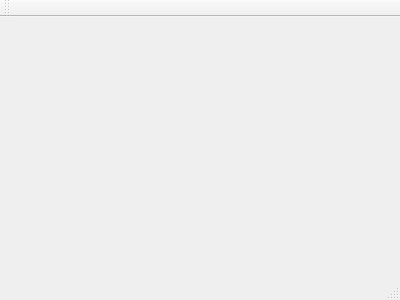
First picture: the form in MainProgram/mainwindow.ui, repository jameswhqi/12307, before the edit.
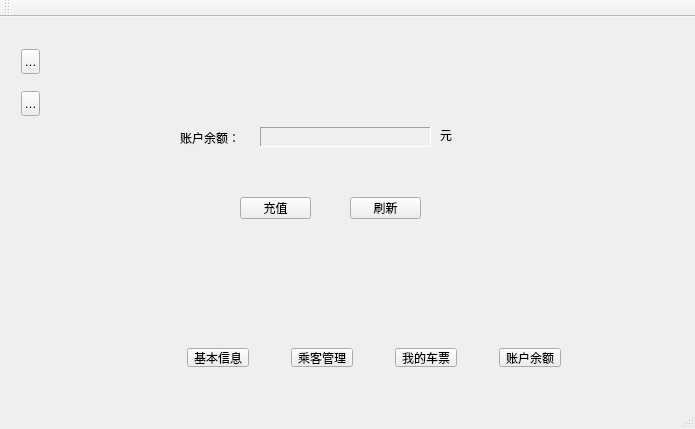
Second picture: the form after the edit. The open tabs and pages were chosen to show the change.

Commit message: realizing the info & money func of user

```diff
--- a/MainProgram/mainwindow.ui
+++ b/MainProgram/mainwindow.ui
@@ -6,14 +6,183 @@
    <rect>
     <x>0</x>
     <y>0</y>
-    <width>400</width>
-    <height>300</height>
+    <width>695</width>
+    <height>429</height>
    </rect>
   </property>
   <property name="windowTitle">
    <string>MainWindow</string>
   </property>
-  <widget class="QWidget" name="centralWidget"/>
+  <widget class="QWidget" name="centralWidget">
+   <widget class="QStackedWidget" name="stackedWidget">
+    <property name="geometry">
+     <rect>
+      <x>70</x>
+      <y>0</y>
+      <width>621</width>
+      <height>371</height>
+     </rect>
+    </property>
+    <widget class="QWidget" name="train"/>
+    <widget class="QWidget" name="user">
+     <widget class="QStackedWidget" name="stackedWidget_2">
+      <property name="geometry">
+       <rect>
+        <x>0</x>
+        <y>0</y>
+        <width>621</width>
+        <height>311</height>
+       </rect>
+      </property>
+      <property name="frameShadow">
+       <enum>QFrame::Raised</enum>
+      </property>
+      <widget class="QWidget" name="info_stk"/>
+      <widget class="QWidget" name="pass_stk"/>
+      <widget class="QWidget" name="history_stk"/>
+      <widget class="QWidget" name="money_stk">
+       <widget class="QLabel" name="money_text">
+        <property name="geometry">
+         <rect>
+          <x>110</x>
+          <y>90</y>
+          <width>101</width>
+          <height>61</height>
+         </rect>
+        </property>
+        <property name="text">
+         <string>账户余额：</string>
+        </property>
+       </widget>
+       <widget class="QLabel" name="money_dis_lab">
+        <property name="geometry">
+         <rect>
+          <x>190</x>
+          <y>110</y>
+          <width>171</width>
+          <height>20</height>
+         </rect>
+        </property>
+        <property name="frameShape">
+         <enum>QFrame::Panel</enum>
+        </property>
+        <property name="frameShadow">
+         <enum>QFrame::Sunken</enum>
+        </property>
+        <property name="text">
+         <string/>
+        </property>
+       </widget>
+       <widget class="QLabel" name="money_text2">
+        <property name="geometry">
+         <rect>
+          <x>370</x>
+          <y>110</y>
+          <width>59</width>
+          <height>16</height>
+         </rect>
+        </property>
+        <property name="text">
+         <string>元</string>
+        </property>
+       </widget>
+       <widget class="QToolButton" name="money_query_btn">
+        <property name="geometry">
+         <rect>
+          <x>280</x>
+          <y>180</y>
+          <width>71</width>
+          <height>22</height>
+         </rect>
+        </property>
+        <property name="text">
+         <string>刷新</string>
+        </property>
+       </widget>
+       <widget class="QToolButton" name="money_update_btn">
+        <property name="geometry">
+         <rect>
+          <x>170</x>
+          <y>180</y>
+          <width>71</width>
+          <height>22</height>
+         </rect>
+        </property>
+        <property name="text">
+         <string>充值</string>
+        </property>
+       </widget>
+      </widget>
+     </widget>
+     <widget class="QWidget" name="">
+      <property name="geometry">
+       <rect>
+        <x>70</x>
+        <y>320</y>
+        <width>471</width>
+        <height>41</height>
+       </rect>
+      </property>
+      <layout class="QHBoxLayout" name="horizontalLayout">
+       <item>
+        <widget class="QToolButton" name="info_pb">
+         <property name="text">
+          <string>基本信息</string>
+         </property>
+        </widget>
+       </item>
+       <item>
+        <widget class="QToolButton" name="pass_pb">
+         <property name="text">
+          <string>乘客管理</string>
+         </property>
+        </widget>
+       </item>
+       <item>
+        <widget class="QToolButton" name="his_pb">
+         <property name="text">
+          <string>我的车票</string>
+         </property>
+        </widget>
+       </item>
+       <item>
+        <widget class="QToolButton" name="bal_pb">
+         <property name="text">
+          <string>账户余额</string>
+         </property>
+        </widget>
+       </item>
+      </layout>
+     </widget>
+    </widget>
+   </widget>
+   <widget class="QWidget" name="">
+    <property name="geometry">
+     <rect>
+      <x>10</x>
+      <y>10</y>
+      <width>41</width>
+      <height>111</height>
+     </rect>
+    </property>
+    <layout class="QVBoxLayout" name="verticalLayout">
+     <item>
+      <widget class="QToolButton" name="train_btm">
+       <property name="text">
+        <string>车次</string>
+       </property>
+      </widget>
+     </item>
+     <item>
+      <widget class="QToolButton" name="user_btm">
+       <property name="text">
+        <string>用户</string>
+       </property>
+      </widget>
+     </item>
+    </layout>
+   </widget>
+  </widget>
   <widget class="QMenuBar" name="menuBar">
    <property name="geometry">
     <rect>
```
Left out of the diff: 2 changed lines with no effect on the pictures. The commit also changes 10 other files.
